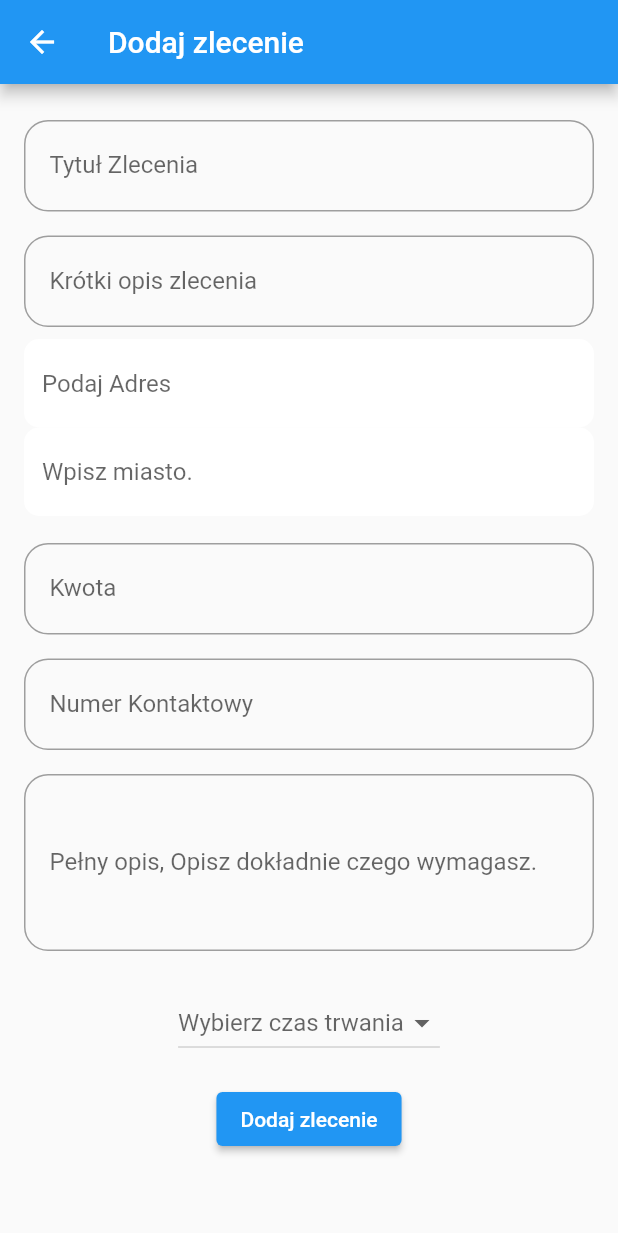
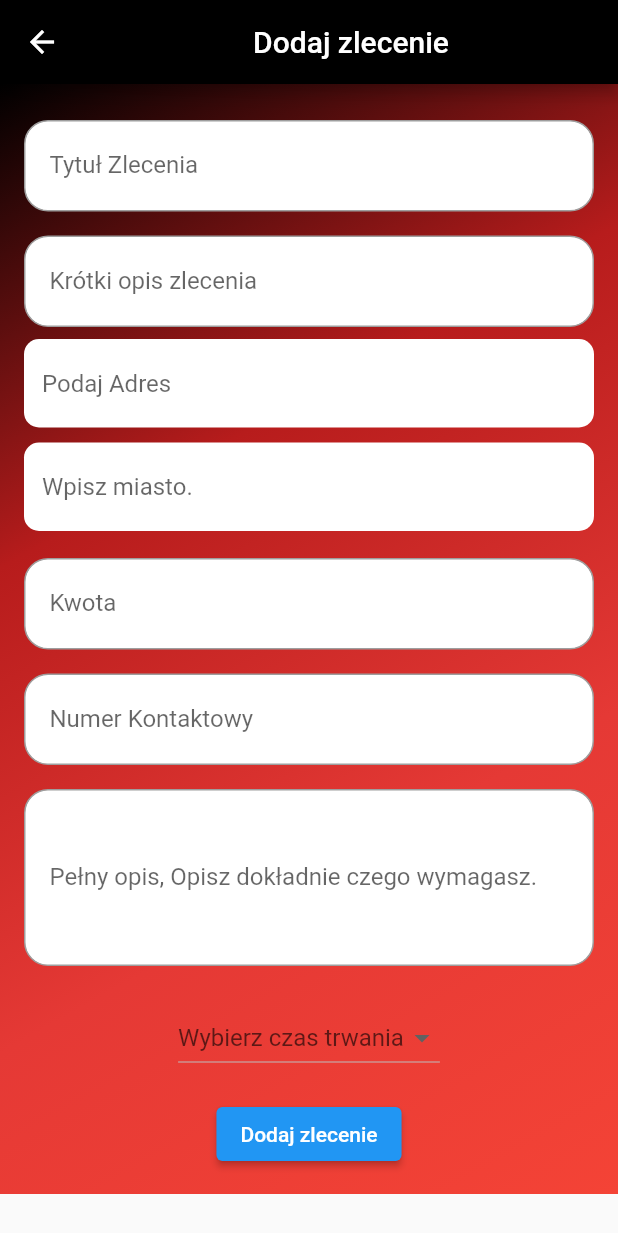
Before and after one commit to Ancyrafi/workierr, a Flutter app: the screen it shows once a user with an empty profile is signed in, item 2 of the bottom bar chosen, after a tap on the "add box" icon, on a phone screen of 412 x 824 dp. Shown: the top 1233 px of the screen. Run offline on Flutter 3.47's test engine with Material 2 defaults, Android fonts, the phone set to English and light mode, and no system bars; our stand-ins replace cloud_firestore, firebase_auth, firebase_core, flutter_bloc; missing offline and left inert: flutterfire_ui; accounts and stored records are empty.

Commit message:
create search city functions

```diff
--- a/lib/features/AddOrder/add_order.dart
+++ b/lib/features/AddOrder/add_order.dart
@@ -1,6 +1,7 @@
 import 'dart:async';
 
 import 'package:aplikacja/repository/repository.dart';
+import 'package:aplikacja/widgets/backgraound_gradient_black_red.dart';
 import 'package:flutter/material.dart';
 import 'package:flutter_bloc/flutter_bloc.dart';
 
@@ -64,9 +65,12 @@ class _AddOrderPageState extends State<AddOrderPage> {
       create: (context) => AddOrderCubit(Repository()),
       child: Scaffold(
         appBar: AppBar(
-          title: const Text('Dodaj zlecenie'),
+          backgroundColor: Colors.black,
+          title: const Center(child: Text('Dodaj zlecenie')),
         ),
-        body: SafeArea(
+        body: CustomPaint(
+          painter: BackgroundGradientPainter(),
+          child: SafeArea(
             child: BlocBuilder<AddOrderCubit, bool>(
               builder: (context, isSucces) {
                 if (isSucces) {
@@ -107,19 +111,6 @@ class _AddOrderPageState extends State<AddOrderPage> {
                                 borderSide: BorderSide.none),
                           ),
                         ),
-                      TextField(
-                        controller: _cityController,
-                        decoration: InputDecoration(
-                            fillColor: Colors.white,
-                            filled: true,
-                            border: OutlineInputBorder(
-                                borderRadius: BorderRadius.circular(10),
-                                borderSide: BorderSide.none),
-                            hintText: 'Wpisz miasto.'),
-                      ),
-                      const SizedBox(
-                        height: 10,
-                      ),
                         StreamBuilder(
                             stream: _sugestionAdres.stream,
                             builder: (context, snapshot) {
@@ -153,6 +144,22 @@ class _AddOrderPageState extends State<AddOrderPage> {
                                 );
                               }
                             }),
+                        const SizedBox(
+                          height: 10,
+                        ),
+                        TextField(
+                          controller: _cityController,
+                          decoration: InputDecoration(
+                              fillColor: Colors.white,
+                              filled: true,
+                              border: OutlineInputBorder(
+                                  borderRadius: BorderRadius.circular(10),
+                                  borderSide: BorderSide.none),
+                              hintText: 'Wpisz miasto.'),
+                        ),
+                        const SizedBox(
+                          height: 10,
+                        ),
                         buildTextField(
                             visible: false,
                             controller: _priceController,
@@ -165,7 +172,8 @@ class _AddOrderPageState extends State<AddOrderPage> {
                         buildTextField(
                           visible: false,
                           controller: _phoneNumberController,
-                        hintText: 'Podaj numer telefonu w celach kontaktowych',
+                          hintText:
+                              'Podaj numer telefonu w celach kontaktowych',
                           labelText: 'Numer Kontaktowy',
                           keyboardType: TextInputType.phone,
                           maxLength: 12,
@@ -211,10 +219,6 @@ class _AddOrderPageState extends State<AddOrderPage> {
                               value: 540,
                               child: Text('9 godzin'),
                             ),
-                          DropdownMenuItem(
-                            value: 1,
-                            child: Text('minuta test'),
-                          ),
                           ],
                         ),
                         const SizedBox(height: 16),
@@ -258,6 +262,7 @@ class _AddOrderPageState extends State<AddOrderPage> {
             ),
           ),
         ),
+      ),
     );
   }
 }
--- a/lib/features/QuestPage/quest_page.dart
+++ b/lib/features/QuestPage/quest_page.dart
@@ -19,6 +19,8 @@ class QuestPage extends StatefulWidget {
 }
 
 class _QuestPageState extends State<QuestPage> {
+  String? searchCity;
+  bool search = false;
   @override
   Widget build(BuildContext context) {
     return BlocProvider(
@@ -39,6 +41,14 @@ class _QuestPageState extends State<QuestPage> {
               ],
             ));
           }
+
+          final filteredModels = models
+              .where((model) => searchCity == null || searchCity!.isEmpty
+                  ? true
+                  : model.city
+                      .toLowerCase()
+                      .contains(searchCity!.toLowerCase()))
+              .toList();
           return Scaffold(
             // appBar: AppBar(
             //   title: const Text('Aktualne zlecenia w pobliżu'),
@@ -50,7 +60,53 @@ class _QuestPageState extends State<QuestPage> {
                   padding: const EdgeInsets.all(10),
                   child: ListView(
                     children: [
-                      for (final model in models) ...[
+                      Align(
+                        alignment: Alignment.bottomRight,
+                        child: ElevatedButton(
+                          onPressed: () {
+                            if (search == false) {
+                              setState(() {
+                                search = true;
+                              });
+                            } else {
+                              setState(() {
+                                search = false;
+                              });
+                            }
+                          },
+                          style: ElevatedButton.styleFrom(
+                              backgroundColor: Colors.black,
+                              minimumSize: const Size(25, 25)),
+                          child: const Icon(
+                            Icons.search,
+                            size: 30,
+                          ),
+                        ),
+                      ),
+                      const SizedBox(
+                        height: 10,
+                      ),
+                      if (search == true)
+                        TextField(
+                          decoration: InputDecoration(
+                            hintText: 'Wpisz miasto',
+                            fillColor: Colors.white,
+                            filled: true,
+                            border: OutlineInputBorder(
+                              borderRadius: BorderRadius.circular(10),
+                              borderSide: BorderSide.none,
+                            ),
+                          ),
+                          onChanged: (value) {
+                            setState(() {
+                              searchCity = value;
+                            });
+                          },
+                        ),
+                      const SizedBox(
+                        height: 10,
+                      ),
+                      for (final model in filteredModels) ...[
                         Column(
                           children: [
                             DocumentCont(model: model),
--- a/lib/widgets/textfield.dart
+++ b/lib/widgets/textfield.dart
@@ -14,6 +14,7 @@ Widget buildTextField({
     margin: const EdgeInsets.symmetric(vertical: 8.0),
     padding: const EdgeInsets.symmetric(horizontal: 8.0),
     decoration: BoxDecoration(
+      color: Colors.white,
       borderRadius: BorderRadius.circular(16.0),
       border: Border.all(color: Colors.grey),
     ),
```
Also changed, not shown: lib/features/Auth/pages/user_page.dart (+22 -0 lines), lib/features/EditOrder/editorder.dart (+7 -2 lines), lib/features/all_extras_page/all_extras_page.dart (+11 -0 lines). Lines whose indentation alone changed are shown as unchanged.
